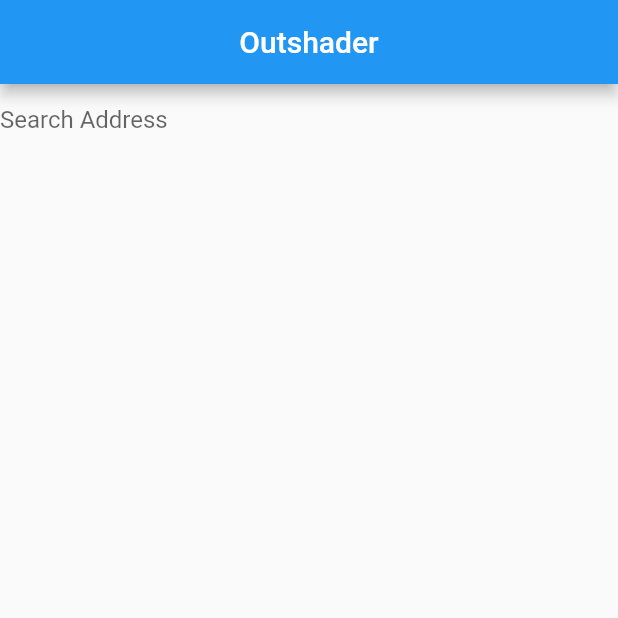
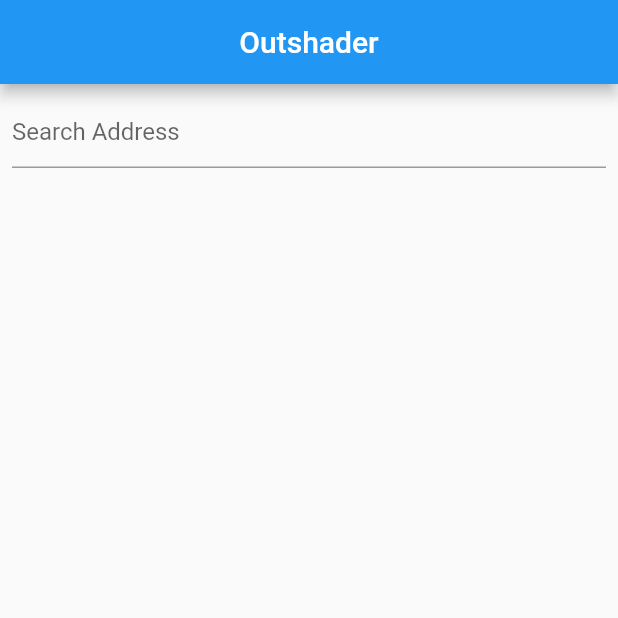
Before and after one commit to dhruv-kabariya/outshader, a Flutter app: the screen it shows after launch, on a phone screen of 412 x 824 dp, the top half of it. Run offline on Flutter 3.47's test engine with Material 2 defaults, Android fonts, the phone set to English and light mode, and no system bars; our stand-ins replace bloc, equatable, flutter_bloc, google_maps_flutter.

Commit message:
first option done

```diff
--- a/lib/address_bloc/address_event.dart
+++ b/lib/address_bloc/address_event.dart
@@ -24,3 +24,12 @@ class NewLatlng extends AddressEvent {
   @override
   List<Object> get props => [newLatLng];
 }
+
+class ChangeAddress extends AddressEvent {
+  final Place address;
+
+  ChangeAddress({this.address});
+
+  @override
+  List<Object> get props => [address];
+}
--- a/lib/address_bloc/address_state.dart
+++ b/lib/address_bloc/address_state.dart
@@ -9,6 +9,15 @@ abstract class AddressState extends Equatable {
 
 class NoAddressSelected extends AddressState {}
 
+class AddressChange extends AddressState {
+  final Place address;
+
+  AddressChange({this.address});
+
+  @override
+  List<Object> get props => [address];
+}
+
 class AddressSelected extends AddressState {
   final Place address;
 
@@ -17,5 +26,3 @@ class AddressSelected extends AddressState {
   @override
   List<Object> get props => [address];
 }
-
-class ChangeAddress extends AddressState {}
--- a/lib/home.dart
+++ b/lib/home.dart
@@ -4,13 +4,10 @@ import 'package:outshade/search_cubit/search_cubit.dart';
 import 'package:outshade/search_location.dart';
 
 import 'address_bloc/address_bloc.dart';
+import 'map/address_widget.dart';
 
 class Home extends StatelessWidget {
   Home({Key key}) : super(key: key);
-
-  final TextEditingController searchController = TextEditingController();
-
-  SearchCubit search = SearchCubit();
 
   @override
   Widget build(BuildContext context) {
@@ -20,16 +17,13 @@ class Home extends StatelessWidget {
         centerTitle: true,
       ),
       body: BlocBuilder<AddressBloc, AddressState>(
+        bloc: BlocProvider.of<AddressBloc>(context),
         builder: (context, state) {
-          if (state is NoAddressSelected) {
-            return SearchLocation(
-                searchController: searchController, search: search);
+          if (state is NoAddressSelected || state is AddressChange) {
+            return SearchLocation();
           }
           if (state is AddressSelected) {
-            return Container(
-              child: Text(
-                  state.address.latLng.toString() + " " + state.address.street),
-            );
+            return MapRender();
           }
           return Container();
         },
--- a/lib/model/address.dart
+++ b/lib/model/address.dart
@@ -19,8 +19,15 @@ class Place {
   String zipCode;
 
   LatLng latLng;
+  Suggestion suggestion;
 
-  Place({this.streetNumber, this.street, this.city, this.zipCode, this.latLng});
+  Place(
+      {this.streetNumber,
+      this.street,
+      this.city,
+      this.zipCode,
+      this.latLng,
+      this.suggestion});
 
   @override
   String toString() {
--- a/lib/search_location.dart
+++ b/lib/search_location.dart
@@ -1,32 +1,55 @@
 import 'package:flutter/material.dart';
 import 'package:flutter_bloc/flutter_bloc.dart';
 import 'package:outshade/address_bloc/address_bloc.dart';
+import 'package:outshade/model/address.dart';
 
 import 'search_cubit/search_cubit.dart';
 
-class SearchLocation extends StatelessWidget {
-  const SearchLocation({
+class SearchLocation extends StatefulWidget {
+  SearchLocation({
     Key key,
-    @required this.searchController,
-    @required this.search,
   }) : super(key: key);
 
-  final TextEditingController searchController;
-  final SearchCubit search;
+  @override
+  _SearchLocationState createState() => _SearchLocationState();
+}
+
+class _SearchLocationState extends State<SearchLocation> {
+  TextEditingController searchController;
+
+  SearchCubit search;
+  Suggestion initialData;
+
+  @override
+  void initState() {
+    initialData = (BlocProvider.of<AddressBloc>(context).state is AddressChange)
+        ? (BlocProvider.of<AddressBloc>(context).state as AddressChange)
+            .address
+            .suggestion
+        : null;
+
+    searchController = TextEditingController(
+        text: (initialData != null) ? initialData.description : null);
+
+    search = SearchCubit();
+    super.initState();
+  }
 
   @override
   Widget build(BuildContext context) {
     return Column(
       children: [
         Container(
+          padding: EdgeInsets.all(8),
+          // decoration: ,
           child: TextFormField(
             controller: searchController,
             onChanged: search.search,
-            decoration: InputDecoration(
-                border: InputBorder.none, hintText: "Search Address"),
+            decoration: InputDecoration(hintText: "Search Address"),
           ),
         ),
         Container(
+          height: 300,
           child: BlocBuilder(
             bloc: search,
             builder: (context, state) {
@@ -54,4 +77,10 @@ class SearchLocation extends StatelessWidget {
       ],
     );
   }
+
+  @override
+  void dispose() {
+    search.close();
+    super.dispose();
+  }
 }
```
Also changed, not shown: lib/address_bloc/address_bloc.dart (+10 -3 lines), lib/map/address_widget.dart (+47 -10 lines), lib/search_service.dart (+10 -9 lines), 3 other files.
